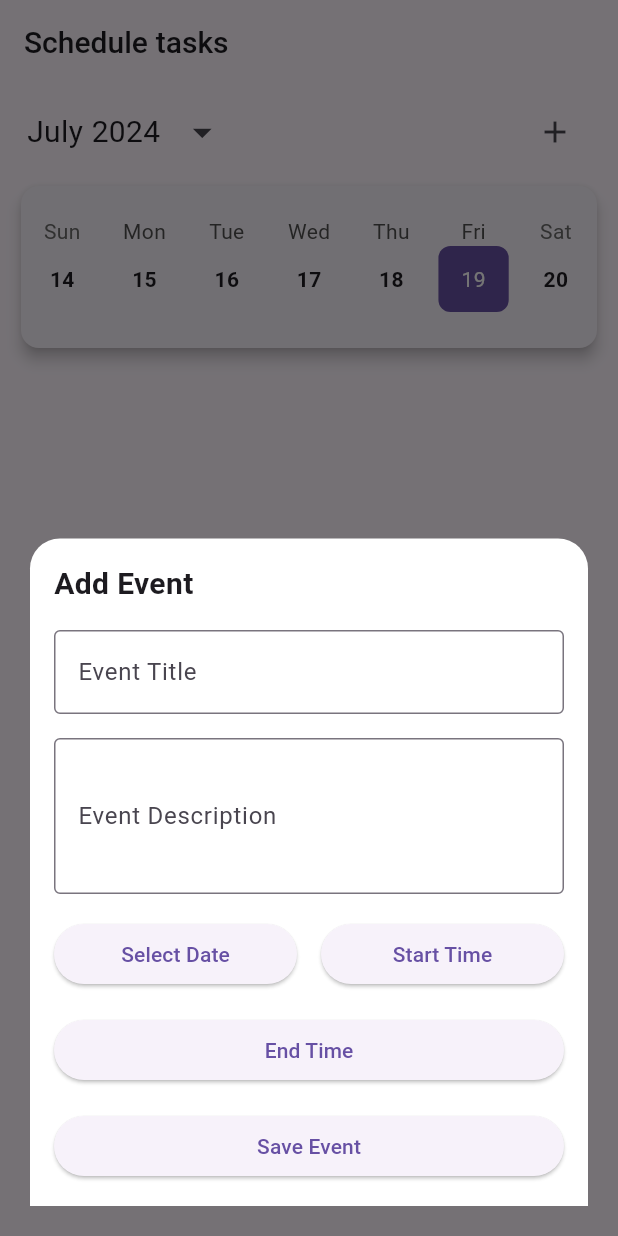
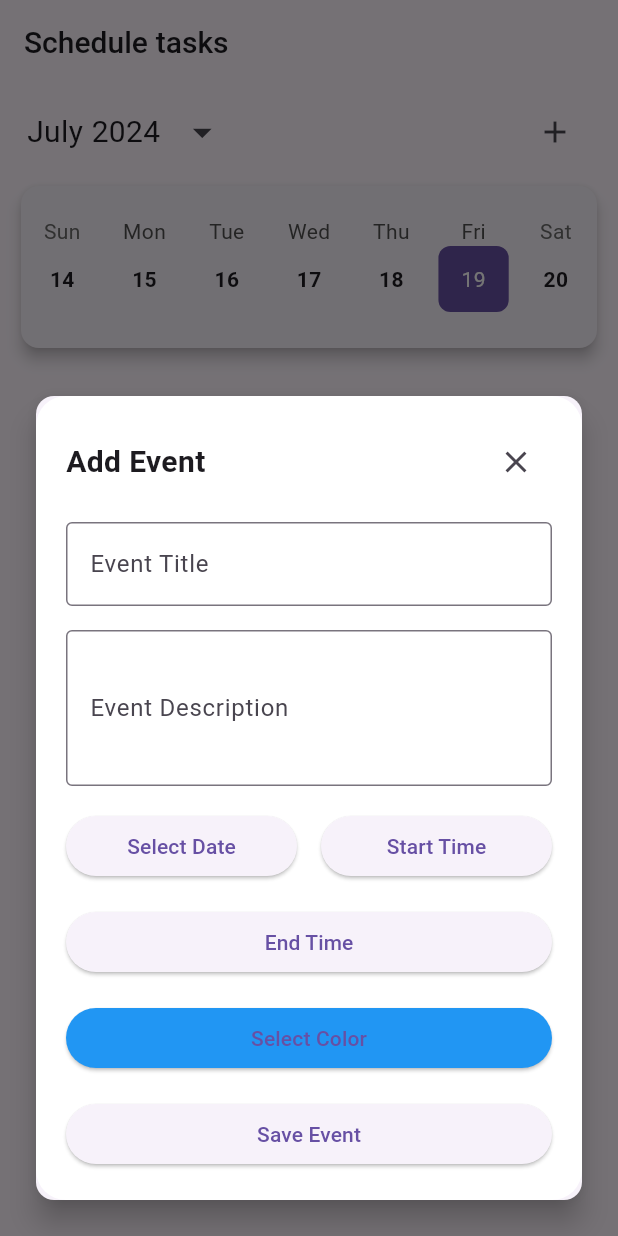
Before and after one commit to trick4u/db_2024, a Flutter app: the CalendarPage screen opened directly, after a tap on the "arrow drop down" icon, after a tap on the "add" icon, on a phone screen of 412 x 824 dp. Run offline on Flutter 3.47's test engine with Material 3 defaults, Android fonts, the phone set to English and light mode, and no system bars; drawn by our look-alikes of table_calendar; our stand-ins replace animate_do, awesome_notifications, cloud_firestore, firebase_auth, firebase_core, flutter_local_notifications and 13 more; missing offline and left inert: animate_gradient, dough, dough_sensors, flex_color_picker, flutter_carousel_slider and 5 more; accounts and stored records are empty; Roboto replaces fonts that are missing (Euclid); project files that could hold a hidden picture were left out.

Commit message:
color update done

```diff
--- a/lib/projectController/calendar_controller.dart
+++ b/lib/projectController/calendar_controller.dart
@@ -10,12 +10,14 @@ class EventModel {
   final String title;
   final String description;
   final DateTime date;
+  final Color color;
 
   EventModel({
     required this.id,
     required this.title,
     required this.description,
     required this.date,
+    required this.color,
   });
 
   factory EventModel.fromFirestore(DocumentSnapshot doc) {
@@ -25,9 +27,21 @@ class EventModel {
       title: data['title'] ?? '',
       description: data['description'] ?? '',
       date: (data['date'] as Timestamp).toDate(),
+      color: Color(data['color'] ?? Colors.blue.value),
     );
   }
+
+  Map<String, dynamic> toMap() {
+    return {
+      'title': title,
+      'description': description,
+      'date': Timestamp.fromDate(date),
+      'color': color.value,
+    };
   }
+}
+
+
 class CalendarController extends GetxController {
   CalendarFormat calendarFormat = CalendarFormat.month;
   DateTime focusedDay = DateTime.now();
@@ -149,18 +163,19 @@ void fetchEvents(DateTime day) {
       child: EventBottomSheet(
         event: event,
         initialDate: selectedDay,
-          onSave: (title, description, date, startTime, endTime) {
+        onSave: (title, description, date, startTime, endTime, color) {
           if (event == null) {
-              addEvent(title, description, date, startTime, endTime);
+            addEvent(title, description, date, startTime, endTime, color);
           } else {
-              updateEvent(event.id, title, description, date, startTime, endTime);
+            updateEvent(event.id, title, description, date, startTime, endTime, color);
           }
         },
       ),
     ),
   );
 }
-void addEvent(String title, String description, DateTime date, TimeOfDay? startTime, TimeOfDay? endTime) async {
+
+void addEvent(String title, String description, DateTime date, TimeOfDay? startTime, TimeOfDay? endTime, Color color) async {
   try {
     await eventsCollection.add({
       'title': title,
@@ -168,7 +183,7 @@ void addEvent(String title, String description, DateTime date, TimeOfDay? startT
       'date': Timestamp.fromDate(date),
       'startTime': startTime != null ? Timestamp.fromDate(DateTime(date.year, date.month, date.day, startTime.hour, startTime.minute)) : null,
       'endTime': endTime != null ? Timestamp.fromDate(DateTime(date.year, date.month, date.day, endTime.hour, endTime.minute)) : null,
-      'createdAt': Timestamp.now(),  // Add this line
+      'color': color.value,
     });
     fetchEvents(date);
   } catch (e) {
@@ -176,7 +191,7 @@ void addEvent(String title, String description, DateTime date, TimeOfDay? startT
   }
 }
 
-  void updateEvent(String eventId, String newTitle, String newDescription, DateTime newDate, TimeOfDay? newStartTime, TimeOfDay? newEndTime) async {
+  void updateEvent(String eventId, String newTitle, String newDescription, DateTime newDate, TimeOfDay? newStartTime, TimeOfDay? newEndTime, Color newColor) async {
   try {
     await eventsCollection.doc(eventId).update({
       'title': newTitle,
@@ -184,6 +199,7 @@ void addEvent(String title, String description, DateTime date, TimeOfDay? startT
       'date': Timestamp.fromDate(newDate),
       'startTime': newStartTime != null ? Timestamp.fromDate(DateTime(newDate.year, newDate.month, newDate.day, newStartTime.hour, newStartTime.minute)) : null,
       'endTime': newEndTime != null ? Timestamp.fromDate(DateTime(newDate.year, newDate.month, newDate.day, newEndTime.hour, newEndTime.minute)) : null,
+      'color': newColor.value,
     });
     fetchEvents(newDate);
   } catch (e) {
--- a/lib/projectPages/page_two_calendar.dart
+++ b/lib/projectPages/page_two_calendar.dart
@@ -334,7 +334,8 @@ class EventCard extends StatelessWidget {
                       Container(
                         width: 4,
                         decoration: BoxDecoration(
-                          color: Colors.red,
+                          color: event.color,
+
                           borderRadius: BorderRadius.circular(2),
                         ),
                       ),
@@ -408,10 +409,9 @@ class CustomCalendarHeader extends StatelessWidget {
 class EventBottomSheet extends StatefulWidget {
   final EventModel? event;
   final DateTime initialDate;
-  final Function(String, String, DateTime, TimeOfDay?, TimeOfDay?) onSave;
+  final Function(String, String, DateTime, TimeOfDay?, TimeOfDay?, Color) onSave;
 
-  EventBottomSheet(
-      {this.event, required this.initialDate, required this.onSave});
+  EventBottomSheet({this.event, required this.initialDate, required this.onSave});
 
   @override
   _EventBottomSheetState createState() => _EventBottomSheetState();
@@ -423,6 +423,7 @@ class _EventBottomSheetState extends State<EventBottomSheet> {
   late DateTime _selectedDate;
   TimeOfDay? _startTime;
   TimeOfDay? _endTime;
+  late Color _selectedColor;
 
   @override
   void initState() {
@@ -431,6 +432,7 @@ class _EventBottomSheetState extends State<EventBottomSheet> {
     _descriptionController =
         TextEditingController(text: widget.event?.description ?? '');
     _selectedDate = widget.event?.date ?? widget.initialDate;
+    _selectedColor = widget.event?.color ?? Colors.blue;
     if (widget.event != null) {
       // Assume you have start and end time in your EventModel
       // _startTime = TimeOfDay.fromDateTime(widget.event!.startTime);
@@ -449,19 +451,37 @@ class _EventBottomSheetState extends State<EventBottomSheet> {
   Widget build(BuildContext context) {
     return Padding(
       padding: const EdgeInsets.all(20.0),
+      child: Card(
+        elevation: 8,
         child: Container(
-        padding: EdgeInsets.all(16),
+          padding: EdgeInsets.symmetric(horizontal: 20, vertical: 20),
           decoration: BoxDecoration(
             color: Colors.white,
-          borderRadius: BorderRadius.vertical(top: Radius.circular(20)),
+            //boxShadow: kElevationToShadow[8],
+
+            borderRadius: BorderRadius.vertical(
+              top: Radius.circular(20),
+              bottom: Radius.circular(20),
+            ),
           ),
           child: Column(
             mainAxisSize: MainAxisSize.min,
             crossAxisAlignment: CrossAxisAlignment.stretch,
             children: [
+              Row(
+                children: [
                   Text(
                     widget.event == null ? 'Add Event' : 'Edit Event',
                     style: TextStyle(fontSize: 20, fontWeight: FontWeight.bold),
+                  ),
+                  Spacer(),
+                  IconButton(
+                    icon: Icon(Icons.close),
+                    onPressed: () {
+                      Get.back();
+                    },
+                  ),
+                ],
               ),
               SizedBox(height: 16),
               TextField(
@@ -536,6 +556,15 @@ class _EventBottomSheetState extends State<EventBottomSheet> {
                 child: Text('End Time'),
               ),
               SizedBox(height: 16),
+
+              ElevatedButton(
+            onPressed: () {
+              showColorPickerDialog();
+            },
+            child: Text('Select Color'),
+            style: ElevatedButton.styleFrom(backgroundColor: _selectedColor),
+          ),
+          SizedBox(height: 16),
           ElevatedButton(
             onPressed: () {
               widget.onSave(
@@ -544,6 +573,7 @@ class _EventBottomSheetState extends State<EventBottomSheet> {
                 _selectedDate,
                 _startTime,
                 _endTime,
+                _selectedColor,
               );
               Navigator.pop(context);
             },
@@ -552,6 +582,44 @@ class _EventBottomSheetState extends State<EventBottomSheet> {
             ],
           ),
         ),
+      ),
+    );
+  }
+  void showColorPickerDialog() {
+    showDialog(
+      context: context,
+      builder: (BuildContext context) {
+        return AlertDialog(
+          title: const Text('Pick a color'),
+          content: SingleChildScrollView(
+            child: ColorPicker(
+              color: _selectedColor,
+              onColorChanged: (Color color) {
+                setState(() => _selectedColor = color);
+              },
+              heading: Text('Select color'),
+              subheading: Text('Select color shade'),
+              wheelSubheading: Text('Selected color and its shades'),
+              pickersEnabled: const <ColorPickerType, bool>{
+                ColorPickerType.both: false,
+                ColorPickerType.primary: true,
+                ColorPickerType.accent: true,
+                ColorPickerType.bw: false,
+                ColorPickerType.custom: true,
+                ColorPickerType.wheel: true,
+              },
+            ),
+          ),
+          actions: <Widget>[
+            TextButton(
+              child: const Text('OK'),
+              onPressed: () {
+                Navigator.of(context).pop();
+              },
+            ),
+          ],
+        );
+      },
     );
   }
 }
```
Lines whose indentation alone changed are shown as unchanged.
